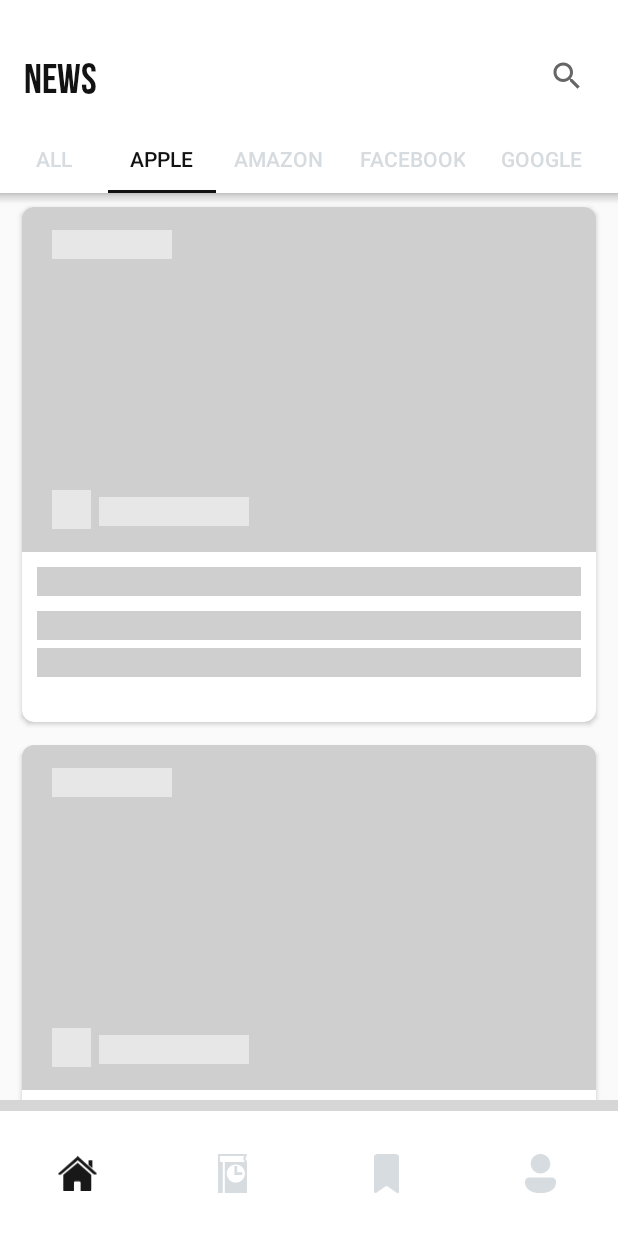
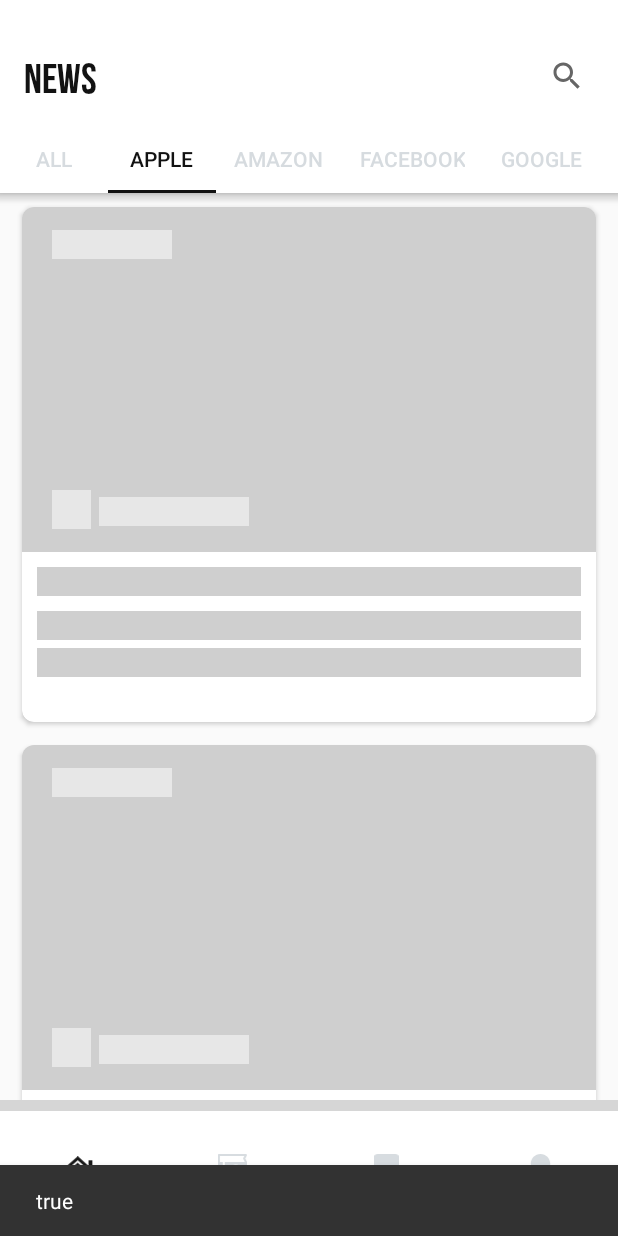
Before and after one commit to cj3dreams/RetroFitRecyclerView, an Android app: the screen it shows after launch (MainActivity), tab 2 chosen, on a phone screen of 412 x 824 dp. Run offline under Robolectric (Android 15) with nearby library versions, the phone set to English and light mode, and no system bars; our stand-ins replace Firebase (no records; nobody signed in at launch, a user with empty details on screens opened directly), Room's generated code, Shimmer; pictures from the network do not load; grey boxes are pictures that could not be loaded.

Commit message:
did all then why it broke after while

```diff
--- a/app/build.gradle
+++ b/app/build.gradle
@@ -41,6 +41,7 @@ dependencies {
     implementation 'androidx.constraintlayout:constraintlayout:2.1.2'
     implementation 'androidx.legacy:legacy-support-v4:1.0.0'
     implementation 'com.google.firebase:firebase-auth:19.2.0'
+    implementation 'com.google.android.gms:play-services-auth:19.2.0'
     testImplementation 'junit:junit:4.+'
     androidTestImplementation 'androidx.test.ext:junit:1.1.3'
     androidTestImplementation 'androidx.test.espresso:espresso-core:3.4.0'
--- a/app/src/main/java/com/pseudoencom/newsapp/adapter/MainRecyclerViewAdapter.kt
+++ b/app/src/main/java/com/pseudoencom/newsapp/adapter/MainRecyclerViewAdapter.kt
@@ -58,7 +58,7 @@ class MainRecyclerViewAdapter(val context: Context, var myDataSet:List<ArticlesE
 
         val itemData = myDataSet[position]
         holder.nameOfNews.text = itemData.title
-        holder.descrip.text = itemData.description?.trim()!!.replace("\n","")
+        holder.descrip.text = itemData.description?.trim()?.replace("\n","")
         holder.brandName.text = " " + itemData.source + " "
         holder.timeRelease.text = " " +   itemData.publishedAt?.substring(0,10) + " "
         loadImage(context,holder.imageViewOfNews, itemData.urlToImage)
--- a/app/src/main/java/com/pseudoencom/newsapp/data/ArticlesDao.kt
+++ b/app/src/main/java/com/pseudoencom/newsapp/data/ArticlesDao.kt
@@ -8,7 +8,7 @@ interface ArticlesDao {
     @Query("SELECT * FROM articles ORDER BY id DESC")
     fun getArticles(): List<ArticlesEntity>?
 
-    @Insert(onConflict = OnConflictStrategy.REPLACE)
+    @Insert(onConflict = OnConflictStrategy.IGNORE)
     fun insert(article: ArticlesEntity?)
 
     @Delete
--- a/app/src/main/java/com/pseudoencom/newsapp/data/ArticlesEntity.kt
+++ b/app/src/main/java/com/pseudoencom/newsapp/data/ArticlesEntity.kt
@@ -2,9 +2,11 @@ package com.pseudoencom.newsapp.data
 
 import androidx.room.ColumnInfo
 import androidx.room.Entity
+import androidx.room.Index
 import androidx.room.PrimaryKey
 
-@Entity(tableName = "articles")
+@Entity(tableName = "articles", indices = [Index(value = ["title", "description", "isReadLater", "isFavorite"],
+    unique = true)])
 data class ArticlesEntity (
     @PrimaryKey(autoGenerate = true)
     @ColumnInfo(name ="id")
--- a/app/src/main/java/com/pseudoencom/newsapp/data/RoomViewModel.kt
+++ b/app/src/main/java/com/pseudoencom/newsapp/data/RoomViewModel.kt
@@ -20,9 +20,21 @@ class RoomViewModel(app: Application): AndroidViewModel(app) {
     var readLaterArticles: MutableLiveData<List<ArticlesEntity>> = MutableLiveData()
     var favoritesArticles: MutableLiveData<List<ArticlesEntity>> = MutableLiveData()
 
+    var allArticlesB: MutableLiveData<Boolean> = MutableLiveData(false)
+    var appleArticlesB: MutableLiveData<Boolean> = MutableLiveData(false)
+    var amazonArticlesB: MutableLiveData<Boolean> = MutableLiveData(false)
+    var facebookArticlesB: MutableLiveData<Boolean> = MutableLiveData(false)
+    var googleArticlesB: MutableLiveData<Boolean> = MutableLiveData(false)
+    var jetbrainsArticlesB: MutableLiveData<Boolean> = MutableLiveData(false)
+    var microsoftArticlesB: MutableLiveData<Boolean> = MutableLiveData(false)
+    var teslaArticlesB: MutableLiveData<Boolean> = MutableLiveData(false)
+    var readLaterArticlesB: MutableLiveData<Boolean> = MutableLiveData(false)
+    var favoritesArticlesB: MutableLiveData<Boolean> = MutableLiveData(false)
 
-    fun setToDB(gotFromApi: MutableList<ArticlesEntity>, newsModel: NewsModel) {
-           viewModelScope.launch(Dispatchers.IO) {
+
+    fun setToDB(gotFromApi: MutableList<ArticlesEntity>, newsModel: NewsModel): MutableLiveData<Boolean>{
+           var result = MutableLiveData<Boolean>(false)
+        viewModelScope.launch(Dispatchers.IO) {
                val articlesDao = RoomAppDb.getAppDatabase((getApplication()))?.articlesDao()
                val list = articlesDao?.getArticles()
                for (i in 0 until gotFromApi.size) {
@@ -30,7 +42,9 @@ class RoomViewModel(app: Application): AndroidViewModel(app) {
                        insertNews(gotFromApi[i], newsModel)
                    }
                }
+            result.postValue(true)
            }
+        return result
     }
 
     fun getAllSpecialNews(newsModel: NewsModel){
@@ -45,6 +59,7 @@ class RoomViewModel(app: Application): AndroidViewModel(app) {
                             mutableList.add(list[i])
                         }
                     }
+                    allArticlesB.postValue(true)
                     allArticles.postValue(mutableList)
                 }
                 "Apple" -> {
@@ -54,6 +69,7 @@ class RoomViewModel(app: Application): AndroidViewModel(app) {
                             mutableList.add(list[i])
                         }
                     }
+                    appleArticlesB.postValue(true)
                     appleArticles.postValue(mutableList)
                 }
                 "Amazon" -> {
@@ -63,6 +79,7 @@ class RoomViewModel(app: Application): AndroidViewModel(app) {
                             mutableList.add(list[i])
                         }
                     }
+                    amazonArticlesB.postValue(true)
                     amazonArticles.postValue(mutableList)
                 }
                 "Facebook" -> {
@@ -72,6 +89,7 @@ class RoomViewModel(app: Application): AndroidViewModel(app) {
                             mutableList.add(list[i])
                         }
                     }
+                    facebookArticlesB.postValue(true)
                     facebookArticles.postValue(mutableList)
                 }
                 "Google" -> {
@@ -81,6 +99,7 @@ class RoomViewModel(app: Application): AndroidViewModel(app) {
                             mutableList.add(list[i])
                         }
                     }
+                    googleArticlesB.postValue(true)
                     googleArticles.postValue(mutableList)
                 }
                 "Jetbrains" -> {
@@ -90,6 +109,7 @@ class RoomViewModel(app: Application): AndroidViewModel(app) {
                             mutableList.add(list[i])
                         }
                     }
+                    jetbrainsArticlesB.postValue(true)
                     jetbrainsArticles.postValue(mutableList)
                 }
                 "Microsoft" -> {
@@ -99,6 +119,7 @@ class RoomViewModel(app: Application): AndroidViewModel(app) {
                             mutableList.add(list[i])
                         }
                     }
+                    microsoftArticlesB.postValue(true)
                     microsoftArticles.postValue(mutableList)
                 }
                 "Tesla" -> {
@@ -108,6 +129,7 @@ class RoomViewModel(app: Application): AndroidViewModel(app) {
                             mutableList.add(list[i])
                         }
                     }
+                    teslaArticlesB.postValue(true)
                     teslaArticles.postValue(mutableList)
                 }
                 "isReadLater" -> {
@@ -117,6 +139,7 @@ class RoomViewModel(app: Application): AndroidViewModel(app) {
                             mutableList.add(list[i])
                         }
                     }
+                    readLaterArticlesB.postValue(true)
                     readLaterArticles.postValue(mutableList)
                 }
                 "isFavorite" -> {
@@ -126,6 +149,7 @@ class RoomViewModel(app: Application): AndroidViewModel(app) {
                             mutableList.add(list[i])
                         }
                     }
+                    favoritesArticlesB.postValue(true)
                     favoritesArticles.postValue(mutableList)
                 }
             }
@@ -148,6 +172,21 @@ class RoomViewModel(app: Application): AndroidViewModel(app) {
             else -> null
         }
     }
+    fun getAllNewsObserversBoolean(newsModel: NewsModel): MutableLiveData<Boolean>{
+        return when(newsModel.code) {
+            "Technology" -> allArticlesB
+            "Apple" -> appleArticlesB
+            "Amazon" -> amazonArticlesB
+            "Facebook" -> facebookArticlesB
+            "Google" -> googleArticlesB
+            "Jetbrains" -> jetbrainsArticlesB
+            "Microsoft" -> microsoftArticlesB
+            "Tesla" -> teslaArticlesB
+            "isReadLater" -> readLaterArticlesB
+            "isFavorite" -> favoritesArticlesB
+            else -> MutableLiveData<Boolean>(false)
+        }
+    }
 
     fun insertNews(entity: ArticlesEntity, newsModel: NewsModel){
         val articlesDao = RoomAppDb.getAppDatabase((getApplication()))?.articlesDao()
--- a/app/src/main/java/com/pseudoencom/newsapp/view/NewsFragment.kt
+++ b/app/src/main/java/com/pseudoencom/newsapp/view/NewsFragment.kt
@@ -19,6 +19,7 @@ import androidx.recyclerview.widget.LinearLayoutManager
 import androidx.recyclerview.widget.RecyclerView
 import androidx.swiperefreshlayout.widget.SwipeRefreshLayout
 import com.facebook.shimmer.ShimmerFrameLayout
+import com.google.android.material.snackbar.Snackbar
 import com.pseudoencom.newsapp.ApiInterface
 import com.pseudoencom.newsapp.MainRepository
 import com.pseudoencom.newsapp.OnSearchListener
@@ -29,6 +30,7 @@ import com.pseudoencom.newsapp.data.RoomViewModel
 import com.pseudoencom.newsapp.model.NewsModel
 import com.pseudoencom.newsapp.vm.MyViewModelFactory
 import com.pseudoencom.newsapp.vm.SharedViewModel
+import kotlin.properties.Delegates
 
 class NewsFragment : Fragment(), View.OnClickListener, View.OnLongClickListener, OnSearchListener {
     private lateinit var recyclerView: RecyclerView
@@ -40,6 +42,8 @@ class NewsFragment : Fragment(), View.OnClickListener, View.OnLongClickListener,
     private lateinit var receiveNewsModel: NewsModel
     lateinit var swipeRefreshLayout: SwipeRefreshLayout
     lateinit var oops:ImageView
+    lateinit var isAllDownloaded: String
+    lateinit var isAllUploaded: String
 
     private val retrofitService = ApiInterface.create()
     var gotFromApi: MutableList<ArticlesEntity> = mutableListOf()
@@ -81,10 +85,29 @@ class NewsFragment : Fragment(), View.OnClickListener, View.OnLongClickListener,
         shimmerFrameLayout.visibility = View.VISIBLE
         oops.visibility = View.INVISIBLE
         if(isOnline) {
-            viewModel.getDataFromApi(receiveNewsModel)
+            viewModel.getDataFromApi(receiveNewsModel).observe(viewLifecycleOwner, Observer {
+                Snackbar.make(requireView(),it.toString(),1500).show()
+                if (it) {
+                    isAllDownloaded = it.toString()
+                }
+            })
             viewModel.mutableLiveData.observe(viewLifecycleOwner, Observer {
                 gotFromApi = it
-                roomViewModel.setToDB(it, receiveNewsModel)
+                roomViewModel.setToDB(it, receiveNewsModel).observe(viewLifecycleOwner, Observer {
+                    isAllUploaded = it.toString()
+                    if(isAllUploaded == "true") {
+                        roomViewModel.getAllNewsObserversBoolean(receiveNewsModel).observe(viewLifecycleOwner, Observer {
+                                if (it) {
+                                    isAllUploaded = it.toString()
+                                    if (isAllUploaded == "true" && isAllDownloaded == "true"){
+                                        recyclerView.visibility = View.VISIBLE
+                                        shimmerFrameLayout.stopShimmer()
+                                        swipeRefreshLayout.isRefreshing = false
+                                    }
+                                }
+                            })
+                    }
+                })
                 roomViewModel.getAllNewsObservers(receiveNewsModel)?.observe(viewLifecycleOwner, Observer {
                     adapter = MainRecyclerViewAdapter(requireContext(), it, this, this)
                     recyclerView.adapter = adapter
@@ -93,9 +116,6 @@ class NewsFragment : Fragment(), View.OnClickListener, View.OnLongClickListener,
                     viewModel.giveList(it.toMutableList())
                 })
             })
-            recyclerView.visibility = View.VISIBLE
-            shimmerFrameLayout.stopShimmer()
-            swipeRefreshLayout.isRefreshing = false
         }else if(!isOnline){
             val isEmpty = roomViewModel.isEmpty()
             if(!isEmpty){
--- a/app/src/main/java/com/pseudoencom/newsapp/vm/SharedViewModel.kt
+++ b/app/src/main/java/com/pseudoencom/newsapp/vm/SharedViewModel.kt
@@ -2,10 +2,13 @@ package com.pseudoencom.newsapp.vm
 
 import androidx.lifecycle.MutableLiveData
 import androidx.lifecycle.ViewModel
+import androidx.lifecycle.viewModelScope
 import com.pseudoencom.newsapp.MainRepository
 import com.pseudoencom.newsapp.R
 import com.pseudoencom.newsapp.data.ArticlesEntity
 import com.pseudoencom.newsapp.model.*
+import kotlinx.coroutines.Dispatchers
+import kotlinx.coroutines.launch
 import retrofit2.Call
 import retrofit2.Callback
 import retrofit2.Response
@@ -33,7 +36,8 @@ class SharedViewModel constructor(private val repository: MainRepository) : View
         mProfile.value = listOfProfile
     }
 
-    fun getDataFromApi(receiveNewsModel: NewsModel) {
+    fun getDataFromApi(receiveNewsModel: NewsModel): MutableLiveData<Boolean> {
+        var isApiDownloadedAll:  MutableLiveData<Boolean> = MutableLiveData(false)
         val response = repository.getAllData(receiveNewsModel)
         response.enqueue(object : Callback<DataNewsModelClass> {
             override fun onResponse(call: Call<DataNewsModelClass?>, response: Response<DataNewsModelClass>?) {
@@ -41,19 +45,27 @@ class SharedViewModel constructor(private val repository: MainRepository) : View
                         val responseData = response.body()?.articles
                         val mutableList = mutableListOf<ArticlesEntity>()
                         if (responseData != null) {
+                            viewModelScope.launch(Dispatchers.IO) {
                                 for (i in 0 until responseData.size) {
                                     mutableList.add(
-                                (ArticlesEntity(0, 0,
+                                        (ArticlesEntity(
+                                            0, 0,
                                             responseData[i].content,
                                             responseData[i].description,
                                             responseData[i].publishedAt,
                                             responseData[i].source.name,
                                             responseData[i].title,
                                             responseData[i].url, responseData[i].urlToImage,
-                                    receiveNewsModel.code, 0, 0)))
+                                            receiveNewsModel.code, 0, 0
+                                        ))
+                                    )
+                                }
+                                mutableLiveData.postValue(mutableList)
+                                isApiDownloadedAll.postValue(true)
                             }
                         } else {
-                        mutableList.add(ArticlesEntity(
+                            mutableList.add(
+                                ArticlesEntity(
                                     0,
                                     0,
                                     "Api Token Time Ended",
@@ -65,16 +77,38 @@ class SharedViewModel constructor(private val repository: MainRepository) : View
                                     "Api Token Time Ended",
                                     "Api Token Time Ended",
                                     0,
-                                0))
+                                    0
+                                )
+                            )
                         }
                         mutableLiveData.postValue(mutableList)
+                    isApiDownloadedAll.postValue(true)
                 }
             }
 
             override fun onFailure(call: Call<DataNewsModelClass>?, t: Throwable?) {
-
+                val mutableList = mutableListOf<ArticlesEntity>()
+                mutableList.add(
+                    ArticlesEntity(
+                        0,
+                        0,
+                        "OnFailure",
+                        "Remove App Please and Type me telegram @cj3dreams",
+                        "Api Token Time Ended",
+                        "Api Token Time Ended",
+                        "Api Token Time Ended",
+                        "Api Token Time Ended",
+                        "Api Token Time Ended",
+                        "Api Token Time Ended",
+                        0,
+                        0
+                    )
+                )
+            mutableLiveData.postValue(mutableList)
+            isApiDownloadedAll.postValue(true)
             }
         })
+        return isApiDownloadedAll
     }
 
     fun searchNews(search: String): MutableList<ArticlesEntity> {
```
Also changed, not shown: app/src/main/java/com/pseudoencom/newsapp/MainActivity.kt (+53 -1 lines), app/src/main/java/com/pseudoencom/newsapp/view/DetailFragment.kt (+11 -2 lines), app/src/main/java/com/pseudoencom/newsapp/view/FavoritiesFragment.kt (+11 -3 lines), app/src/main/java/com/pseudoencom/newsapp/view/ReadLaterFragment.kt (+13 -7 lines). Lines whose indentation alone changed are shown as unchanged.
